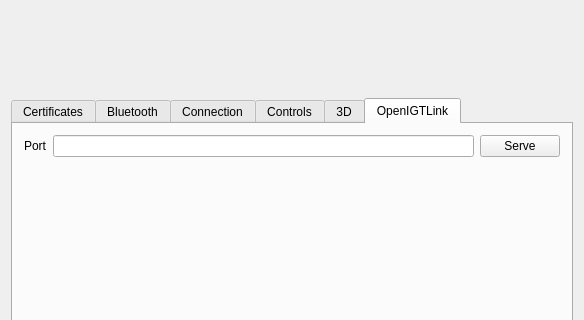
This is examples/solum_qt/solum/solumqt.ui in clariusdev/solum as Qt 5 draws it before an edit; both pictures show x 0 to 584 and y 124 to 444 of the 584 by 857 pixel window. The edited form follows.
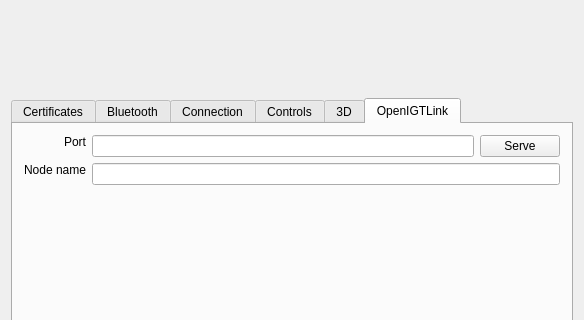
This is the edited form. The open tabs and pages were chosen to show the change. Custom widgets are drawn as their Qt base class.

The edit to the form file:
```diff
--- a/examples/solum_qt/solum/solumqt.ui
+++ b/examples/solum_qt/solum/solumqt.ui
@@ -1075,6 +1075,9 @@
           <property name="text">
            <string>Port</string>
           </property>
+          <property name="alignment">
+           <set>Qt::AlignRight</set>
+          </property>
           <property name="buddy">
            <cstring>igtlport</cstring>
           </property>
@@ -1083,6 +1086,22 @@
         <item row="0" column="1">
          <widget class="QLineEdit" name="igtlport"/>
         </item>
+        <item row="1" column="0">
+         <widget class="QLabel" name="_igtlnode_label">
+          <property name="text">
+           <string>Node name</string>
+          </property>
+          <property name="alignment">
+           <set>Qt::AlignRight</set>
+          </property>
+          <property name="buddy">
+           <cstring>igtlnode</cstring>
+          </property>
+         </widget>
+        </item>
+        <item row="1" column="1" colspan="2">
+         <widget class="QLineEdit" name="igtlnode"/>
+        </item>
         <item row="2" column="0" colspan="3">
          <layout class="QGridLayout">
           <item row="0" column="0">
```
